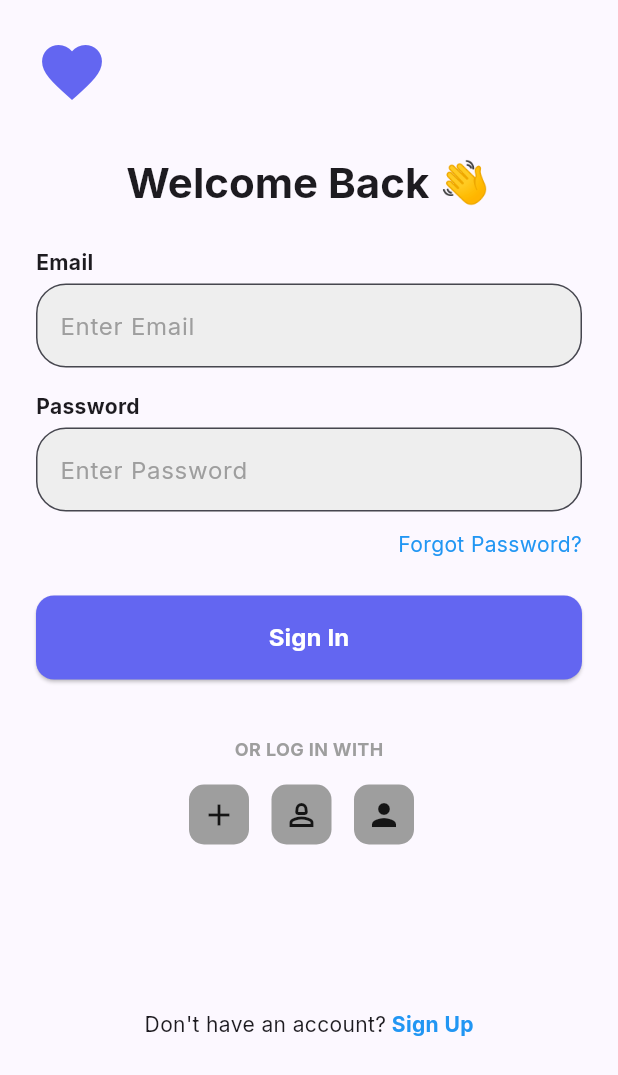
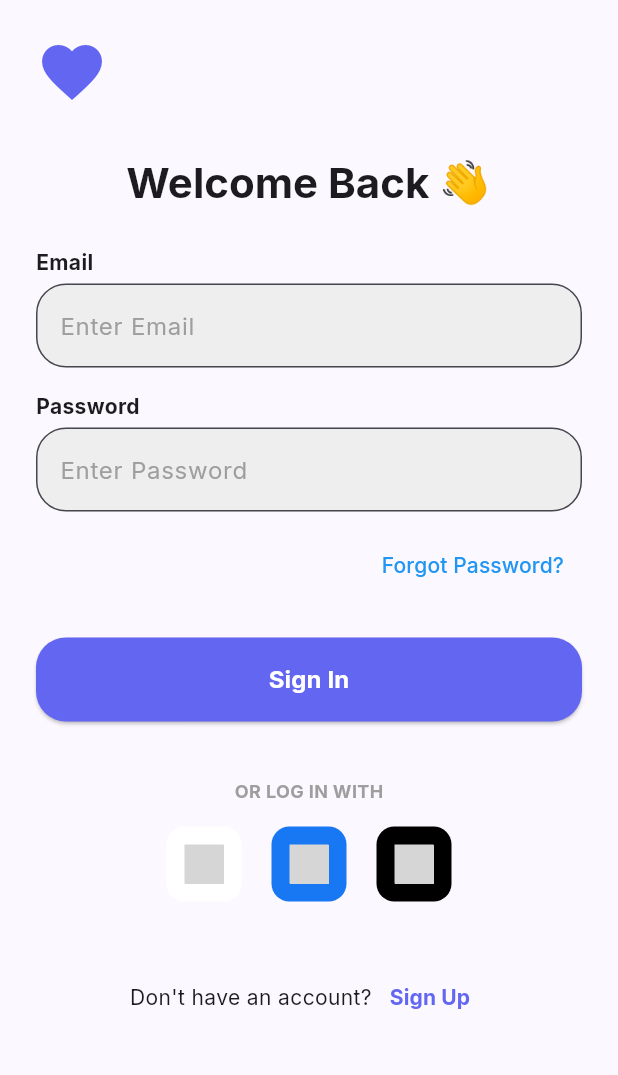
Before and after one commit to RITWIZSINGH/quamin-health-module-frontend, a Flutter app: the SignupScreen screen opened by its route, on a phone screen of 412 x 824 dp. Shown: the top 1075 px of the screen. Run offline on Flutter 3.47's test engine with Material 3 defaults, Android fonts, the phone set to English and light mode, and no system bars; our stand-ins replace flutter_svg, go_router, google_fonts; grey boxes are pictures that could not be loaded.

Commit message:
Added animations to signup screen and made svg's for different social media logins

```diff
--- a/lib/screens/signup_screen.dart
+++ b/lib/screens/signup_screen.dart
@@ -1,5 +1,6 @@
 import 'package:flutter/material.dart';
 import 'package:go_router/go_router.dart';
+import 'package:flutter_svg/flutter_svg.dart';
 
 class SignupScreen extends StatelessWidget {
   const SignupScreen({super.key});
@@ -8,6 +9,7 @@ class SignupScreen extends StatelessWidget {
   Widget build(BuildContext context) {
     return Scaffold(
       body: SafeArea(
+        child: SingleChildScrollView(
           child: Padding(
             padding: const EdgeInsets.all(24.0),
             child: Column(
@@ -27,74 +29,148 @@ class SignupScreen extends StatelessWidget {
                   ],
                 ),
                 const SizedBox(height: 32),
-              Text(
+                TweenAnimationBuilder<double>(
+                  duration: const Duration(milliseconds: 800),
+                  tween: Tween(begin: 0.0, end: 1.0),
+                  builder: (context, value, child) {
+                    return Transform.translate(
+                      offset: Offset(0, 20 * (1 - value)),
+                      child: Opacity(
+                        opacity: value,
+                        child: child,
+                      ),
+                    );
+                  },
+                  child: Text(
                     'Welcome Back 👋',
                     style: Theme.of(context).textTheme.headlineMedium?.copyWith(
                           fontWeight: FontWeight.bold,
                         ),
                   ),
+                ),
                 const SizedBox(height: 24),
+                TweenAnimationBuilder<double>(
+                  duration: const Duration(milliseconds: 900),
+                  tween: Tween(begin: 0.0, end: 1.0),
+                  builder: (context, value, child) {
+                    return Transform.translate(
+                      offset: Offset(0, 30 * (1 - value)),
+                      child: Opacity(
+                        opacity: value,
+                        child: child,
+                      ),
+                    );
+                  },
+                  child: Column(
+                    children: [
                       Row(
                         mainAxisAlignment: MainAxisAlignment.start,
-                children: [
+                        children: const [
                           Text(
                             "Email",
                             style: TextStyle(fontWeight: FontWeight.bold),
                           ),
                         ],
                       ),
-              SizedBox(
-                height: 4,
-              ),
+                      const SizedBox(height: 4),
                       TextField(
                         decoration: InputDecoration(
                           labelText: 'Enter Email',
                           labelStyle: TextStyle(color: Colors.grey.shade500),
                           border: OutlineInputBorder(
-                        borderRadius: BorderRadius.circular(20)),
+                            borderRadius: BorderRadius.circular(20),
+                          ),
                           fillColor: Colors.grey.shade200,
-                    filled: true),
+                          filled: true,
+                        ),
+                      ),
+                    ],
+                  ),
                 ),
                 const SizedBox(height: 16),
+                TweenAnimationBuilder<double>(
+                  duration: const Duration(milliseconds: 1000),
+                  tween: Tween(begin: 0.0, end: 1.0),
+                  builder: (context, value, child) {
+                    return Transform.translate(
+                      offset: Offset(0, 40 * (1 - value)),
+                      child: Opacity(
+                        opacity: value,
+                        child: child,
+                      ),
+                    );
+                  },
+                  child: Column(
+                    children: [
                       Row(
                         mainAxisAlignment: MainAxisAlignment.start,
-                children: [
+                        children: const [
                           Text(
                             "Password",
                             style: TextStyle(fontWeight: FontWeight.bold),
                           ),
                         ],
                       ),
-              SizedBox(
-                height: 4,
-              ),
+                      const SizedBox(height: 4),
                       TextField(
+                        obscureText: true,
                         decoration: InputDecoration(
                           labelText: 'Enter Password',
                           labelStyle: TextStyle(color: Colors.grey.shade500),
                           border: OutlineInputBorder(
-                        borderRadius: BorderRadius.circular(20)),
+                            borderRadius: BorderRadius.circular(20),
+                          ),
                           fillColor: Colors.grey.shade200,
-                    filled: true),
+                          filled: true,
+                        ),
+                      ),
+                    ],
+                  ),
                 ),
                 const SizedBox(height: 12),
-              Row(
+                TweenAnimationBuilder<double>(
+                  duration: const Duration(milliseconds: 1100),
+                  tween: Tween(begin: 0.0, end: 1.0),
+                  builder: (context, value, child) {
+                    return Opacity(
+                      opacity: value,
+                      child: child,
+                    );
+                  },
+                  child: Row(
                     mainAxisAlignment: MainAxisAlignment.end,
                     children: [
-                  Text(
+                      TextButton(
+                        onPressed: () {},
+                        child: const Text(
                           "Forgot Password?",
                           style: TextStyle(color: Colors.blue),
                         ),
+                      ),
                     ],
                   ),
-              const SizedBox(
-                height: 24,
                 ),
-              ElevatedButton(
+                const SizedBox(height: 24),
+                TweenAnimationBuilder<double>(
+                  duration: const Duration(milliseconds: 1200),
+                  tween: Tween(begin: 0.0, end: 1.0),
+                  builder: (context, value, child) {
+                    return Transform.scale(
+                      scale: value,
+                      child: Opacity(
+                        opacity: value,
+                        child: child,
+                      ),
+                    );
+                  },
+                  child: ElevatedButton(
                     onPressed: () => context.go('/dashboard'),
                     style: ElevatedButton.styleFrom(
                       backgroundColor: Theme.of(context).colorScheme.primary,
                       minimumSize: const Size(double.infinity, 56),
+                      shape: RoundedRectangleBorder(
+                        borderRadius: BorderRadius.circular(20),
+                      ),
                     ),
                     child: const Text(
                       'Sign In',
@@ -105,75 +181,128 @@ class SignupScreen extends StatelessWidget {
                       ),
                     ),
                   ),
-              const SizedBox(
-                height: 38,
                 ),
-              Text(
+                const SizedBox(height: 38),
+                TweenAnimationBuilder<double>(
+                  duration: const Duration(milliseconds: 1300),
+                  tween: Tween(begin: 0.0, end: 1.0),
+                  builder: (context, value, child) {
+                    return Opacity(
+                      opacity: value,
+                      child: child,
+                    );
+                  },
+                  child: const Text(
                     "OR LOG IN WITH",
                     style: TextStyle(
                       color: Colors.grey,
                       fontWeight: FontWeight.bold,
-                    fontSize: 12),
+                      fontSize: 12,
                     ),
-              const SizedBox(
-                height: 15,
                   ),
-              //Login Options Row
-              Row(
+                ),
+                const SizedBox(height: 15),
+                TweenAnimationBuilder<double>(
+                  duration: const Duration(milliseconds: 1400),
+                  tween: Tween(begin: 0.0, end: 1.0),
+                  builder: (context, value, child) {
+                    return Transform.translate(
+                      offset: Offset(0, 20 * (1 - value)),
+                      child: Opacity(
+                        opacity: value,
+                        child: child,
+                      ),
+                    );
+                  },
+                  child: Row(
                     mainAxisAlignment: MainAxisAlignment.center,
                     children: [
-                  Container(
-                      padding: EdgeInsets.all(8),
-                      decoration: BoxDecoration(
-                          color: Colors.grey,
-                          borderRadius: BorderRadius.circular(10)),
-                      child: Icon(Icons.add)),
-                  const SizedBox(
-                    width: 15,
+                      _SocialLoginButton(
+                        onPressed: () {},
+                        assetName: 'images/google.svg',
+                        backgroundColor: Colors.white,
                       ),
-                  Container(
-                      padding: EdgeInsets.all(8),
-                      decoration: BoxDecoration(
-                          color: Colors.grey,
-                          borderRadius: BorderRadius.circular(10)),
-                      child: Icon(Icons.person_2_outlined)),
-                  const SizedBox(
-                    width: 15,
+                      const SizedBox(width: 20),
+                      _SocialLoginButton(
+                        onPressed: () {},
+                        assetName: 'images/facebook.svg',
+                        backgroundColor: const Color(0xFF1877F2),
                       ),
-                  Container(
-                      padding: EdgeInsets.all(8),
-                      decoration: BoxDecoration(
-                          color: Colors.grey,
-                          borderRadius: BorderRadius.circular(10)),
-                      child: Icon(Icons.person)),
-                  const SizedBox(
-                    width: 10,
+                      const SizedBox(width: 20),
+                      _SocialLoginButton(
+                        onPressed: () {},
+                        assetName: 'images/apple.svg',
+                        backgroundColor: Colors.black,
                       ),
                     ],
                   ),
-              Column(
-                mainAxisAlignment: MainAxisAlignment.spaceBetween,
-                children: [
-                  SizedBox(
-                    height: 110,
                 ),
-                  Row(
+                const SizedBox(height: 40),
+                TweenAnimationBuilder<double>(
+                  duration: const Duration(milliseconds: 1500),
+                  tween: Tween(begin: 0.0, end: 1.0),
+                  builder: (context, value, child) {
+                    return Opacity(
+                      opacity: value,
+                      child: child,
+                    );
+                  },
+                  child: Row(
                     mainAxisAlignment: MainAxisAlignment.center,
                     children: [
-                      Text('Don\'t have an account?'),
-                      Text(
-                        ' Sign Up',
+                      const Text('Don\'t have an account?'),
+                      TextButton(
+                        onPressed: () {},
+                        child: const Text(
+                          'Sign Up',
                           style: TextStyle(
-                            color: Colors.blue, fontWeight: FontWeight.bold),
-                      )
+                            fontWeight: FontWeight.bold,
+                          ),
+                        ),
+                      ),
                     ],
-                  )
+                  ),
+                ),
               ],
-              )
-            ],
+            ),
           ),
         ),
       ),
     );
   }
 }
+
+class _SocialLoginButton extends StatelessWidget {
+  final VoidCallback onPressed;
+  final String assetName;
+  final Color backgroundColor;
+
+  const _SocialLoginButton({
+    required this.onPressed,
+    required this.assetName,
+    required this.backgroundColor,
+  });
+
+  @override
+  Widget build(BuildContext context) {
+    return Material(
+      color: backgroundColor,
+      borderRadius: BorderRadius.circular(12),
+      child: InkWell(
+        onTap: onPressed,
+        borderRadius: BorderRadius.circular(12),
+        child: Container(
+          width: 50,
+          height: 50,
+          padding: const EdgeInsets.all(12),
+          child: SvgPicture.asset(
+            assetName,
+            colorFilter: backgroundColor != Colors.white
+                ? const ColorFilter.mode(Colors.white, BlendMode.srcIn)
+                : null,
+          ),
+        ),
+      ),
+    );
+  }
+}
```
Also changed, not shown: pubspec.yaml (+5 -3 lines), assets/images/apple.svg (added), assets/images/facebook.svg (added), assets/images/google.svg (added). Lines whose indentation alone changed are shown as unchanged.
